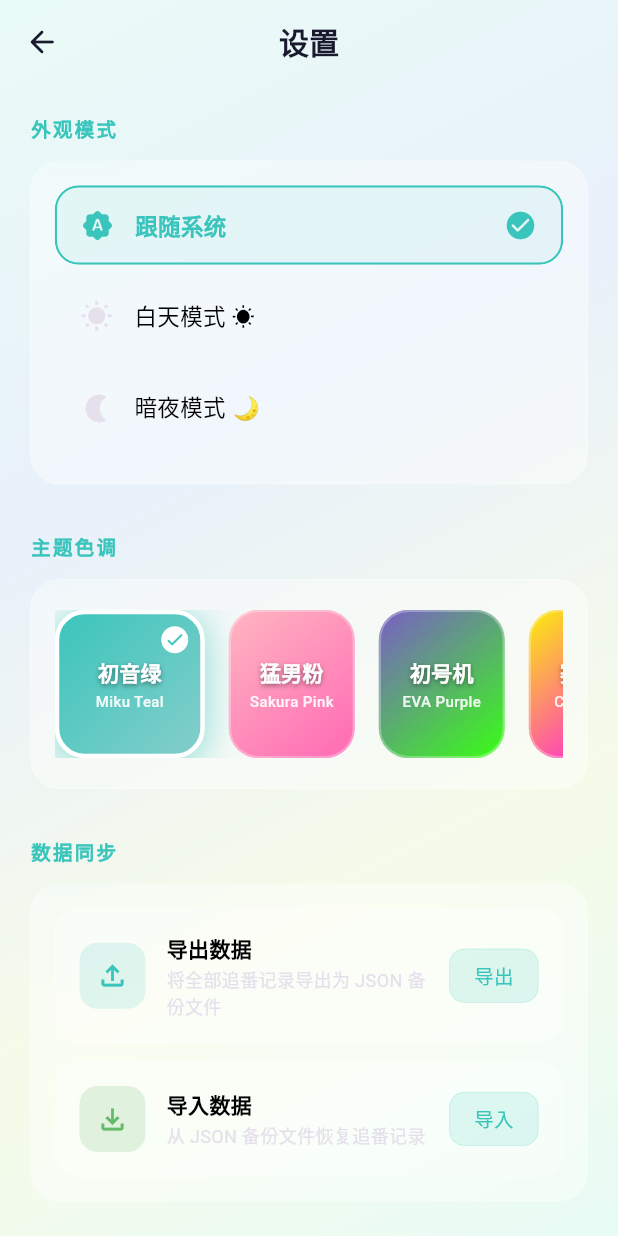
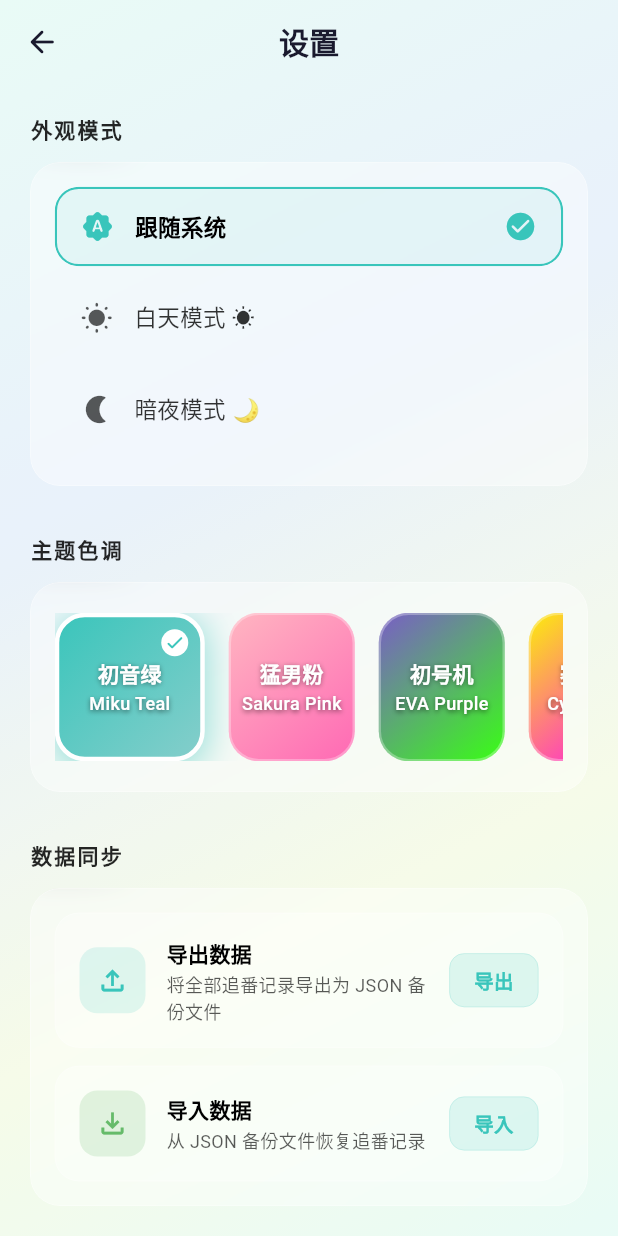
Before and after one commit to AkuamT/AniSync, a Flutter app: the SettingsPage screen opened directly, on a phone screen of 412 x 824 dp. Run offline on Flutter 3.47's test engine with Material 3 defaults, Android fonts, the phone set to English and light mode, and no system bars; our stand-ins replace dio, file_picker, fluttertoast, reorderable_grid_view, shared_preferences; accounts and stored records are empty; network calls fail.

Commit message:
fix：优化了设置界面的字体不清晰问题

```diff
--- a/anisync_flutter/lib/pages/settings_page.dart
+++ b/anisync_flutter/lib/pages/settings_page.dart
@@ -338,11 +338,12 @@ class _SettingsPageState extends State<SettingsPage> {
       ),
       child: Column(
         children: [
-          const Text(
+          Text(
             '导入结果',
             style: TextStyle(
               fontSize: 14,
               fontWeight: FontWeight.w600,
+              color: scheme.onSurface,
             ),
           ),
           const SizedBox(height: 12),
@@ -364,9 +365,9 @@ class _SettingsPageState extends State<SettingsPage> {
                   padding: const EdgeInsets.only(bottom: 4),
                   child: Text(
                     e.toString(),
-                    style: const TextStyle(
-                      fontSize: 11,
-                      color: Colors.red,
+                    style: TextStyle(
+                      fontSize: 12,
+                      color: Colors.red.shade300,
                     ),
                   ),
                 )),
@@ -382,6 +383,7 @@ class _SettingsPageState extends State<SettingsPage> {
   }
 
   Widget _buildStatColumn(String label, String value, Color color) {
+    final scheme = Theme.of(context).colorScheme;
     return Column(
       mainAxisSize: MainAxisSize.min,
       children: [
@@ -396,9 +398,9 @@ class _SettingsPageState extends State<SettingsPage> {
         const SizedBox(height: 2),
         Text(
           label,
-          style: const TextStyle(
+          style: TextStyle(
             fontSize: 12,
-            color: Colors.grey,
+            color: scheme.onSurface.withOpacity(0.6),
           ),
         ),
       ],
@@ -426,12 +428,16 @@ class _SettingsPageState extends State<SettingsPage> {
 
   Widget _buildSectionTitle(BuildContext context, String text) {
     final scheme = Theme.of(context).colorScheme;
+    final isDark = Theme.of(context).brightness == Brightness.dark;
     return Text(
       text,
       style: TextStyle(
-        fontSize: 13,
+        fontSize: 14,
         fontWeight: FontWeight.w800,
-        color: scheme.primary,
+        // 使用 onSurface 保证在任何主题色 + 毛玻璃背景下都清晰可读
+        color: isDark
+            ? scheme.onSurface.withOpacity(0.92)
+            : scheme.onSurface.withOpacity(0.85),
         letterSpacing: 1.5,
       ),
     );
@@ -486,7 +492,7 @@ class _SettingsPageState extends State<SettingsPage> {
                 '二次元追番管理工具',
                 style: TextStyle(
                   fontSize: 14,
-                  color: scheme.outline,
+                  color: scheme.onSurface.withOpacity(0.7),
                 ),
               ),
               const SizedBox(height: 16),
@@ -494,7 +500,7 @@ class _SettingsPageState extends State<SettingsPage> {
                 'Version 1.0.0',
                 style: TextStyle(
                   fontSize: 12,
-                  color: scheme.outline.withOpacity(0.7),
+                  color: scheme.onSurface.withOpacity(0.55),
                 ),
               ),
             ],
@@ -580,7 +586,7 @@ class _SyncActionCard extends StatelessWidget {
                   subtitle,
                   style: TextStyle(
                     fontSize: 12,
-                    color: scheme.outline,
+                    color: scheme.onSurface.withOpacity(0.65),
                   ),
                 ),
               ],
@@ -618,7 +624,7 @@ class _SyncActionCard extends StatelessWidget {
                     buttonText,
                     style: TextStyle(
                       fontSize: 13,
-                      fontWeight: FontWeight.w500,
+                      fontWeight: FontWeight.w600,
                       color: scheme.primary,
                     ),
                   ),
@@ -700,8 +706,9 @@ class _ThemeModeSelector extends StatelessWidget {
                           Icon(
                             mode.icon,
                             size: 22,
-                            color:
-                                isSelected ? scheme.primary : scheme.outline,
+                            color: isSelected
+                                ? scheme.primary
+                                : scheme.onSurface.withOpacity(0.65),
                           ),
                           const SizedBox(width: 14),
                           Expanded(
@@ -713,8 +720,8 @@ class _ThemeModeSelector extends StatelessWidget {
                                     ? FontWeight.w600
                                     : FontWeight.w400,
                                 color: isSelected
-                                    ? scheme.primary
-                                    : scheme.onSurface,
+                                    ? scheme.onSurface
+                                    : scheme.onSurface.withOpacity(0.8),
                               ),
                             ),
                           ),
@@ -872,10 +879,17 @@ class _ColorSwatch extends StatelessWidget {
                 const SizedBox(height: 2),
                 Text(
                   preset.description,
-                  style: TextStyle(
-                    color: Colors.white.withOpacity(0.9),
-                    fontSize: 10,
+                  style: const TextStyle(
+                    color: Colors.white,
+                    fontSize: 12,
                     fontWeight: FontWeight.w500,
+                    shadows: [
+                      Shadow(
+                        color: Colors.black54,
+                        blurRadius: 4,
+                        offset: Offset(0, 1),
+                      ),
+                    ],
                   ),
                 ),
               ],
```
